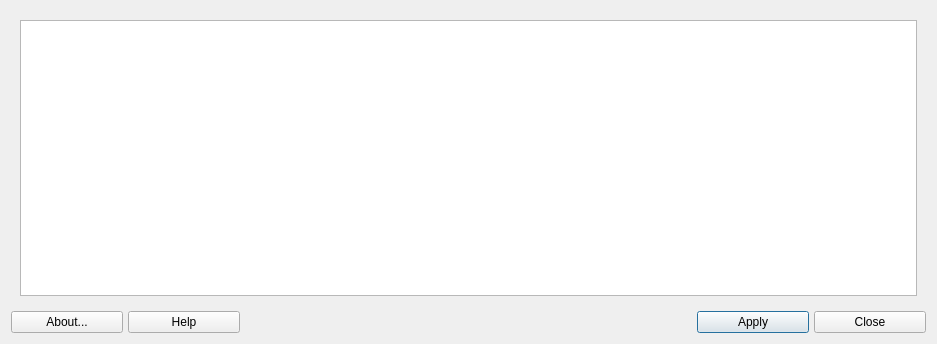
Before: the Qt Designer form mainwindow.ui in dolphinoracle/mx-locale, drawn with Qt 5.
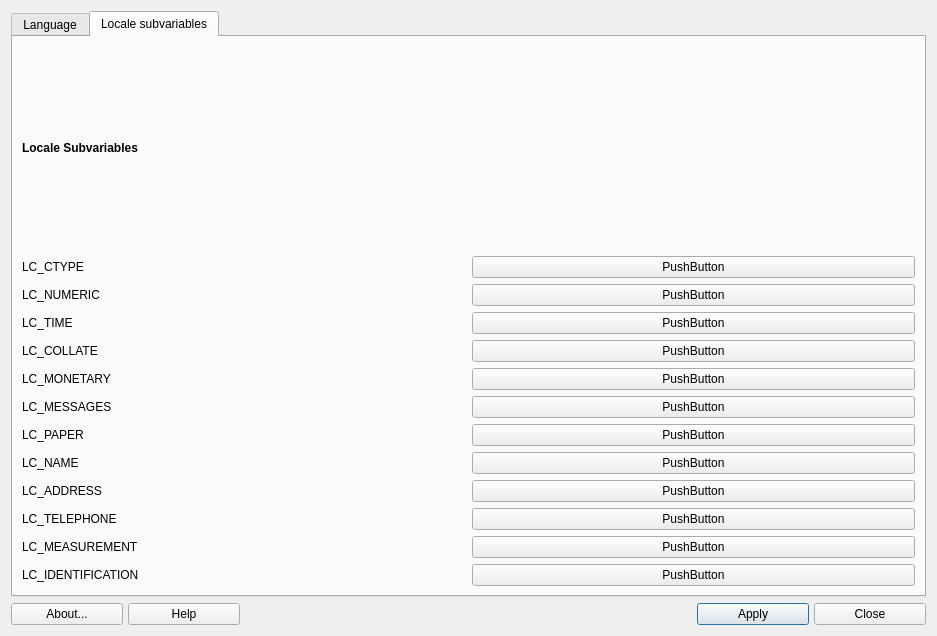
After: the same form once the commit is applied. The open tabs and pages were chosen to show the change. Icons and pictures are not drawn.

Commit message: populate subvariables

Patch:
```diff
--- a/mainwindow.ui
+++ b/mainwindow.ui
@@ -7,7 +7,7 @@
     <x>0</x>
     <y>0</y>
     <width>937</width>
-    <height>344</height>
+    <height>636</height>
    </rect>
   </property>
   <property name="windowTitle">
@@ -18,58 +18,7 @@
     <normaloff>.</normaloff>.</iconset>
   </property>
   <layout class="QGridLayout" name="gridLayout_2">
-   <item row="0" column="0">
-    <widget class="QStackedWidget" name="stackedWidget">
-     <property name="minimumSize">
-      <size>
-       <width>0</width>
-       <height>0</height>
-      </size>
-     </property>
-     <property name="currentIndex">
-      <number>0</number>
-     </property>
-     <widget class="QWidget" name="selectionPage">
-      <layout class="QGridLayout" name="gridLayout_4">
-       <item row="2" column="1">
-        <spacer name="verticalSpacer_2">
-         <property name="orientation">
-          <enum>Qt::Vertical</enum>
-         </property>
-         <property name="sizeHint" stdset="0">
-          <size>
-           <width>169</width>
-           <height>51</height>
-          </size>
-         </property>
-        </spacer>
-       </item>
-       <item row="1" column="1">
-        <widget class="QPushButton" name="buttonLocale">
-         <property name="text">
-          <string>PushButton</string>
-         </property>
-        </widget>
-       </item>
-       <item row="1" column="0">
-        <widget class="QLabel" name="label">
-         <property name="text">
-          <string>Current Language</string>
-         </property>
-        </widget>
-       </item>
-      </layout>
-     </widget>
-     <widget class="QWidget" name="outputPage">
-      <layout class="QGridLayout" name="gridLayout_3">
-       <item row="0" column="0" colspan="2">
-        <widget class="QPlainTextEdit" name="outputBox"/>
-       </item>
-      </layout>
-     </widget>
-    </widget>
-   </item>
-   <item row="1" column="0">
+   <item row="2" column="0">
     <layout class="QGridLayout" name="buttonBar" columnstretch="0,0,0,0,0,0,0,0,0,0">
      <property name="sizeConstraint">
       <enum>QLayout::SetDefaultConstraint</enum>
@@ -245,6 +194,235 @@
      </item>
     </layout>
    </item>
+   <item row="0" column="0">
+    <widget class="QTabWidget" name="tabWidget">
+     <property name="minimumSize">
+      <size>
+       <width>0</width>
+       <height>0</height>
+      </size>
+     </property>
+     <property name="currentIndex">
+      <number>1</number>
+     </property>
+     <widget class="QWidget" name="tabWidgetPage1" native="true">
+      <attribute name="title">
+       <string extracomment=" language selection, also default for locale subvariables if not otherwise defined">Language</string>
+      </attribute>
+      <layout class="QGridLayout" name="gridLayout_4">
+       <item row="2" column="1">
+        <spacer name="verticalSpacer_2">
+         <property name="orientation">
+          <enum>Qt::Vertical</enum>
+         </property>
+         <property name="sizeHint" stdset="0">
+          <size>
+           <width>169</width>
+           <height>51</height>
+          </size>
+         </property>
+        </spacer>
+       </item>
+       <item row="1" column="1">
+        <widget class="QPushButton" name="buttonLocale">
+         <property name="text">
+          <string>PushButton</string>
+         </property>
+        </widget>
+       </item>
+       <item row="1" column="0">
+        <widget class="QLabel" name="label">
+         <property name="text">
+          <string>Current Language</string>
+         </property>
+        </widget>
+       </item>
+      </layout>
+     </widget>
+     <widget class="QWidget" name="tabWidgetPage2" native="true">
+      <attribute name="title">
+       <string extracomment="defines individual subvariables for locale">Locale subvariables</string>
+      </attribute>
+      <layout class="QGridLayout" name="gridLayout_3">
+       <item row="11" column="1">
+        <widget class="QPushButton" name="pushButtonMeasurement">
+         <property name="text">
+          <string>PushButton</string>
+         </property>
+        </widget>
+       </item>
+       <item row="6" column="1">
+        <widget class="QPushButton" name="pushButtonMessages">
+         <property name="text">
+          <string>PushButton</string>
+         </property>
+        </widget>
+       </item>
+       <item row="1" column="1">
+        <widget class="QPushButton" name="pushButtonCType">
+         <property name="text">
+          <string>PushButton</string>
+         </property>
+        </widget>
+       </item>
+       <item row="11" column="0">
+        <widget class="QLabel" name="label_12">
+         <property name="text">
+          <string>LC_MEASUREMENT</string>
+         </property>
+        </widget>
+       </item>
+       <item row="12" column="1">
+        <widget class="QPushButton" name="pushButtonIdentification">
+         <property name="text">
+          <string>PushButton</string>
+         </property>
+        </widget>
+       </item>
+       <item row="8" column="0">
+        <widget class="QLabel" name="label_9">
+         <property name="text">
+          <string>LC_NAME</string>
+         </property>
+        </widget>
+       </item>
+       <item row="9" column="1">
+        <widget class="QPushButton" name="pushButtonAddress">
+         <property name="text">
+          <string>PushButton</string>
+         </property>
+        </widget>
+       </item>
+       <item row="5" column="1">
+        <widget class="QPushButton" name="pushButtonMonetary">
+         <property name="text">
+          <string>PushButton</string>
+         </property>
+        </widget>
+       </item>
+       <item row="2" column="0">
+        <widget class="QLabel" name="label_3">
+         <property name="text">
+          <string>LC_NUMERIC</string>
+         </property>
+        </widget>
+       </item>
+       <item row="8" column="1">
+        <widget class="QPushButton" name="pushButtonName">
+         <property name="text">
+          <string>PushButton</string>
+         </property>
+        </widget>
+       </item>
+       <item row="7" column="1">
+        <widget class="QPushButton" name="pushButtonPaper">
+         <property name="text">
+          <string>PushButton</string>
+         </property>
+        </widget>
+       </item>
+       <item row="3" column="1">
+        <widget class="QPushButton" name="pushButtonTime">
+         <property name="text">
+          <string>PushButton</string>
+         </property>
+        </widget>
+       </item>
+       <item row="9" column="0">
+        <widget class="QLabel" name="label_10">
+         <property name="text">
+          <string>LC_ADDRESS</string>
+         </property>
+        </widget>
+       </item>
+       <item row="5" column="0">
+        <widget class="QLabel" name="label_6">
+         <property name="text">
+          <string>LC_MONETARY</string>
+         </property>
+        </widget>
+       </item>
+       <item row="1" column="0">
+        <widget class="QLabel" name="label_2">
+         <property name="text">
+          <string>LC_CTYPE</string>
+         </property>
+        </widget>
+       </item>
+       <item row="10" column="1">
+        <widget class="QPushButton" name="pushButtonTelephone">
+         <property name="text">
+          <string>PushButton</string>
+         </property>
+        </widget>
+       </item>
+       <item row="7" column="0">
+        <widget class="QLabel" name="label_8">
+         <property name="text">
+          <string>LC_PAPER</string>
+         </property>
+        </widget>
+       </item>
+       <item row="4" column="1">
+        <widget class="QPushButton" name="pushButtonCollate">
+         <property name="text">
+          <string>PushButton</string>
+         </property>
+        </widget>
+       </item>
+       <item row="3" column="0">
+        <widget class="QLabel" name="label_4">
+         <property name="text">
+          <string>LC_TIME</string>
+         </property>
+        </widget>
+       </item>
+       <item row="10" column="0">
+        <widget class="QLabel" name="label_11">
+         <property name="text">
+          <string>LC_TELEPHONE</string>
+         </property>
+        </widget>
+       </item>
+       <item row="2" column="1">
+        <widget class="QPushButton" name="pushButtonNumeric">
+         <property name="text">
+          <string>PushButton</string>
+         </property>
+        </widget>
+       </item>
+       <item row="6" column="0">
+        <widget class="QLabel" name="label_7">
+         <property name="text">
+          <string>LC_MESSAGES</string>
+         </property>
+        </widget>
+       </item>
+       <item row="12" column="0">
+        <widget class="QLabel" name="label_13">
+         <property name="text">
+          <string>LC_IDENTIFICATION</string>
+         </property>
+        </widget>
+       </item>
+       <item row="4" column="0">
+        <widget class="QLabel" name="label_5">
+         <property name="text">
+          <string>LC_COLLATE</string>
+         </property>
+        </widget>
+       </item>
+       <item row="0" column="0">
+        <widget class="QLabel" name="label_14">
+         <property name="text">
+          <string>&lt;html&gt;&lt;head/&gt;&lt;body&gt;&lt;p&gt;&lt;span style=&quot; font-weight:700;&quot;&gt;Locale Subvariables&lt;/span&gt;&lt;/p&gt;&lt;/body&gt;&lt;/html&gt;</string>
+         </property>
+        </widget>
+       </item>
+      </layout>
+     </widget>
+    </widget>
+   </item>
   </layout>
  </widget>
  <tabstops>
```
Left out of the diff: 1 changed line with no effect on the pictures. The commit also changes 1 other file.
